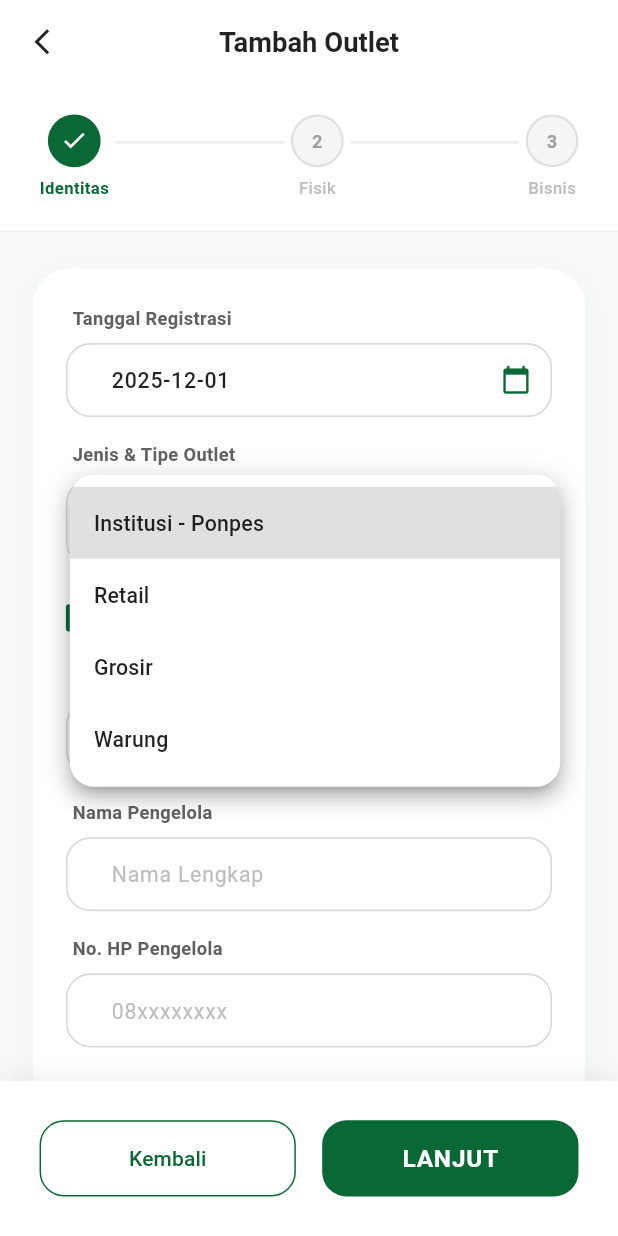
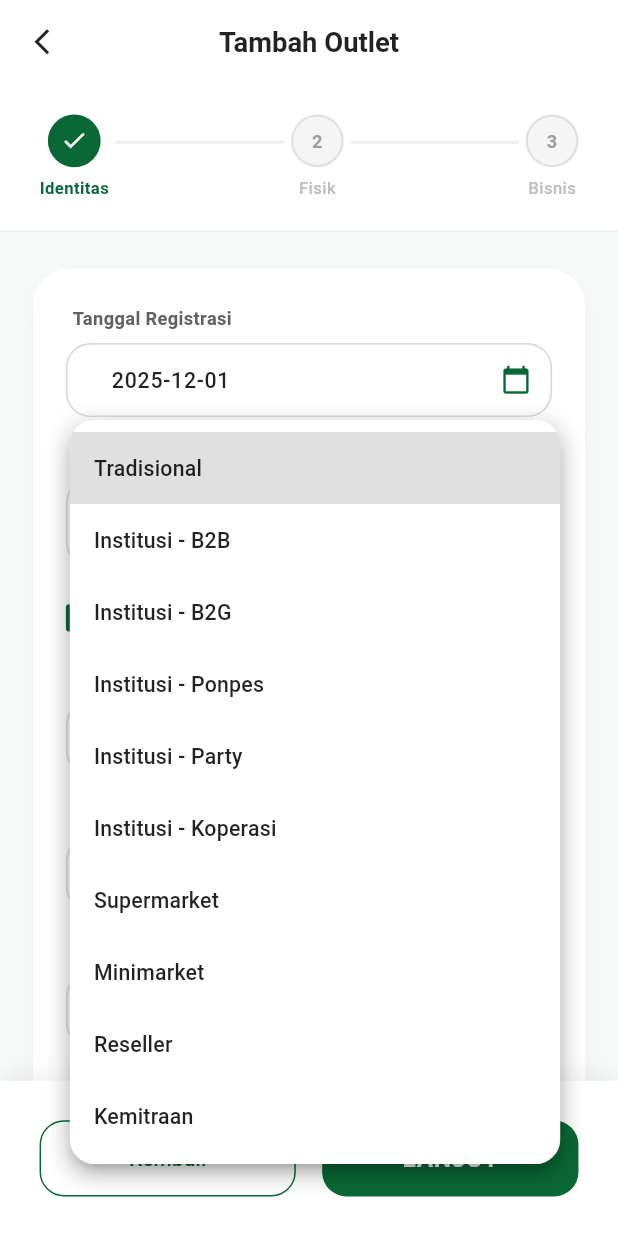
Before and after one commit to rizaldinata/sales-force-automation-mobile-app, a Flutter app: the AddOutletView screen opened directly, after a tap on "Pilih Jenis", on a phone screen of 412 x 824 dp. Run offline on Flutter 3.47's test engine with Material 3 defaults, Android fonts, the phone set to English and light mode, and no system bars; our stand-ins replace cached_network_image, device_info_plus, flutter_map, flutter_screenutil, geolocator, get and 2 more.

Commit message:
Feat(outlet): added nested dropdown for outlet type & type (traditional, b2b, b2g)

```diff
--- a/lib/app/ui/widgets/primary_text_form_field.dart
+++ b/lib/app/ui/widgets/primary_text_form_field.dart
@@ -10,9 +10,12 @@ class PrimaryTextFormField extends StatelessWidget {
   final Widget? suffixIcon;
   final VoidCallback? onFieldSubmitted;
   final bool autofocus;
+
+  // Parameter Tambahan
   final bool readOnly;
   final TextInputType? keyboardType;
   final int maxLines;
+  final VoidCallback? onTap; // <--- TAMBAHAN BARU
 
   const PrimaryTextFormField({
     super.key,
@@ -27,6 +30,7 @@ class PrimaryTextFormField extends StatelessWidget {
     this.readOnly = false,
     this.keyboardType,
     this.maxLines = 1,
+    this.onTap, // <--- Masukkan ke Constructor
   });
 
   @override
@@ -39,6 +43,7 @@ class PrimaryTextFormField extends StatelessWidget {
       readOnly: readOnly,
       keyboardType: keyboardType,
       maxLines: maxLines,
+      onTap: onTap, // <--- Pasang di sini
       style: TextStyle(
         fontSize: 14.sp,
         fontWeight: FontWeight.w500,
--- a/lib/modules/outlet/controllers/add_outlet_controller.dart
+++ b/lib/modules/outlet/controllers/add_outlet_controller.dart
@@ -16,8 +16,14 @@ class AddOutletController extends GetxController {
   // ============================
   // STEP 1: IDENTITAS & LEGALITAS
   // ============================
-  final dateC = TextEditingController(); // Tanggal Registrasi
-  final typeC = Rxn<String>(); // Jenis Outlet
+  final dateC = TextEditingController();
+  final typeC = Rxn<String>();
+
+  final distributionTypeC = Rxn<String>();
+  final categoryC = Rxn<String>();
+
+  final purchaseTypeC = Rxn<String>();
+  final employeeCountC = Rxn<String>();
 
   final nameC = TextEditingController(); // Nama Outlet
   final managerC = TextEditingController(); // Pengelola
@@ -55,14 +61,49 @@ class AddOutletController extends GetxController {
   final onlineShopC = Rxn<String>(); // Online Shop (Tokped/Shopee)
   final visitDayC = Rxn<String>(); // Jadwal Kunjungan (Tambahan Logis)
 
-  // --- DATA DUMMY DROPDOWN ---
-  final typeList = ["Institusi - Ponpes", "Retail", "Grosir", "Warung"];
+  final typeList = [
+    "Tradisional",
+    "Institusi - B2B",
+    "Institusi - B2G",
+    "Institusi - Ponpes",
+    "Institusi - Party",
+    "Institusi - Koperasi",
+    "Supermarket",
+    "Minimarket",
+    "Reseller",
+    "Kemitraan",
+  ];
+
+  // Tradisional
+  final distributionTypeList = ["Agen", "Grosir", "Grosir + Retail", "Retail"];
+
+  // Tradisional & B2G
+  final categoryList = [
+    "A - Top",
+    "B - Middle Up",
+    "C - Midlle",
+    "D - Middle Low",
+    "E - Low",
+    "R - Reseller",
+  ];
+
+  // B2B & B2G
+  final purchaseTypeList = ["CSR", "Gift", "Komunitas", "Promosi", "Seragam"];
+
+  // B2B
+  final employeeCountList = [
+    "1000 - 5000 Orang",
+    "< 1000 Orang",
+    "> 5000 Orang",
+  ];
+
   final locationTypeList = [
     "Pinggir Jalan",
     "Dalam Pasar",
     "Perumahan",
     "Mall",
   ];
+
   final shopStatusList = ["Milik Sendiri", "Sewa", "Kerabat"];
   final buildingSizeList = ["< 20m2", "20-50m2", "50-100m2", "> 100m2"];
   final buildingTypeList = ["Permanen", "Semi Permanen", "Kios"];
@@ -76,13 +117,41 @@ class AddOutletController extends GetxController {
   @override
   void onInit() {
     super.onInit();
-    // Auto-fill tanggal hari ini
     dateC.text = DateFormat('yyyy-MM-dd').format(DateTime.now());
+  }
+
+  Future<void> chooseDate(BuildContext context) async {
+    final DateTime? picked = await showDatePicker(
+      context: context,
+      initialDate: DateTime.now(),
+      firstDate: DateTime(2020),
+      lastDate: DateTime(2030),
+      builder: (context, child) {
+        return Theme(
+          data: Theme.of(context).copyWith(
+            colorScheme: const ColorScheme.light(
+              primary: Color(0xFF096835),
+              onPrimary: Colors.white,
+              onSurface: Colors.black87,
+            ),
+            dialogTheme: DialogThemeData(
+              shape: RoundedRectangleBorder(
+                borderRadius: BorderRadius.circular(16),
+              ),
+            ),
+          ),
+          child: child!,
+        );
+      },
+    );
+
+    if (picked != null) {
+      dateC.text = DateFormat('yyyy-MM-dd').format(picked);
+    }
   }
 
   @override
   void onClose() {
-    // Dispose semua controller untuk mencegah memory leak
     dateC.dispose();
     nameC.dispose();
     managerC.dispose();
@@ -99,7 +168,6 @@ class AddOutletController extends GetxController {
     super.onClose();
   }
 
-  // --- LOGIC STEPPER ---
   void nextStep() {
     bool isValid = false;
     if (currentStep.value == 0) {
--- a/lib/modules/outlet/views/add_outlet_view.dart
+++ b/lib/modules/outlet/views/add_outlet_view.dart
@@ -1,3 +1,5 @@
+// ignore_for_file: deprecated_member_use
+
 import 'package:flutter/material.dart';
 import 'package:get/get.dart';
 import 'package:flutter_screenutil/flutter_screenutil.dart';
@@ -16,7 +18,7 @@ class AddOutletView extends StatelessWidget {
     final controller = Get.put(AddOutletController());
 
     return Scaffold(
-      backgroundColor: backgroundColor, // Background Abu-abu sesuai Tema
+      backgroundColor: backgroundColor,
       appBar: AppBar(
         title: Text(
           "Tambah Outlet",
@@ -50,8 +52,6 @@ class AddOutletView extends StatelessWidget {
                 padding: EdgeInsets.fromLTRB(20.w, 24.h, 20.w, 100.h),
                 physics: const BouncingScrollPhysics(),
                 child: Container(
-                  // --- STYLE SENADA: CARD PUTIH DENGAN SHADOW ---
-                  // Mirip dengan style di ProfileTab / Dashboard
                   padding: EdgeInsets.symmetric(
                     horizontal: 20.w,
                     vertical: 24.h,
@@ -72,7 +72,7 @@ class AddOutletView extends StatelessWidget {
                   child: Column(
                     children: [
                       if (controller.currentStep.value == 0)
-                        _buildStep1(controller),
+                        _buildStep1(controller, context),
                       if (controller.currentStep.value == 1)
                         _buildStep2(controller),
                       if (controller.currentStep.value == 2)
@@ -169,8 +169,7 @@ class AddOutletView extends StatelessWidget {
     );
   }
 
-  // --- 2. STEP 1: IDENTITAS (Full with Card Style) ---
-  Widget _buildStep1(AddOutletController controller) {
+  Widget _buildStep1(AddOutletController controller, BuildContext context) {
     return Form(
       key: controller.formKeyStep1,
       child: Column(
@@ -181,6 +180,7 @@ class AddOutletView extends StatelessWidget {
             controller: controller.dateC,
             hintText: "-",
             readOnly: true,
+            onTap: () => controller.chooseDate(context),
             suffixIcon: Icon(
               Icons.calendar_today,
               color: primaryColor,
@@ -188,14 +188,80 @@ class AddOutletView extends StatelessWidget {
             ),
           ),
           SizedBox(height: 16.h),
+
           CustomDropdown(
             label: "Jenis & Tipe Outlet",
             hint: "Pilih Jenis",
             items: controller.typeList,
             selectedValue: controller.typeC,
-            onChanged: (val) => controller.typeC.value = val,
+            onChanged: (val) {
+              controller.typeC.value = val;
+              controller.distributionTypeC.value = null;
+              controller.categoryC.value = null;
+              controller.purchaseTypeC.value = null;
+              controller.employeeCountC.value = null;
+            },
             icon: Icons.store_mall_directory,
           ),
+
+          if (controller.typeC.value == "Tradisional") ...[
+            SizedBox(height: 16.h),
+            CustomDropdown(
+              label: "Tipe Distribusi",
+              items: controller.distributionTypeList,
+              selectedValue: controller.distributionTypeC,
+              onChanged: (v) => controller.distributionTypeC.value = v,
+              hint: "Pilih Tipe",
+              icon: Icons.local_shipping_outlined,
+            ),
+            SizedBox(height: 16.h),
+            CustomDropdown(
+              label: "Kategori",
+              items: controller.categoryList,
+              selectedValue: controller.categoryC,
+              onChanged: (v) => controller.categoryC.value = v,
+              hint: "Pilih Kategori",
+              icon: Icons.category_outlined,
+            ),
+          ] else if (controller.typeC.value == "Institusi - B2B") ...[
+            SizedBox(height: 16.h),
+            CustomDropdown(
+              label: "Tipe Pembelian",
+              items: controller.purchaseTypeList,
+              selectedValue: controller.purchaseTypeC,
+              onChanged: (v) => controller.purchaseTypeC.value = v,
+              hint: "Pilih Tipe",
+              icon: Icons.shopping_cart_checkout,
+            ),
+            SizedBox(height: 16.h),
+            CustomDropdown(
+              label: "Jumlah Karyawan",
+              items: controller.employeeCountList,
+              selectedValue: controller.employeeCountC,
+              onChanged: (v) => controller.employeeCountC.value = v,
+              hint: "Pilih Range",
+              icon: Icons.people_outline,
+            ),
+          ] else if (controller.typeC.value == "Institusi - B2G") ...[
+            SizedBox(height: 16.h),
+            CustomDropdown(
+              label: "Kategori",
+              items: controller.categoryList,
+              selectedValue: controller.categoryC,
+              onChanged: (v) => controller.categoryC.value = v,
+              hint: "Pilih Kategori",
+              icon: Icons.category_outlined,
+            ),
+            SizedBox(height: 16.h),
+            CustomDropdown(
+              label: "Tipe Pembelian",
+              items: controller.purchaseTypeList,
+              selectedValue: controller.purchaseTypeC,
+              onChanged: (v) => controller.purchaseTypeC.value = v,
+              hint: "Pilih Tipe",
+              icon: Icons.shopping_cart_checkout,
+            ),
+          ],
 
           SizedBox(height: 24.h),
           _sectionDivider("Informasi Dasar"),
@@ -267,8 +333,6 @@ class AddOutletView extends StatelessWidget {
     );
   }
 
-  // --- 3. STEP 2: LOKASI ---
-  // --- 3. STEP 2: LOKASI ---
   Widget _buildStep2(AddOutletController controller) {
     return Form(
       key: controller.formKeyStep2,
```
